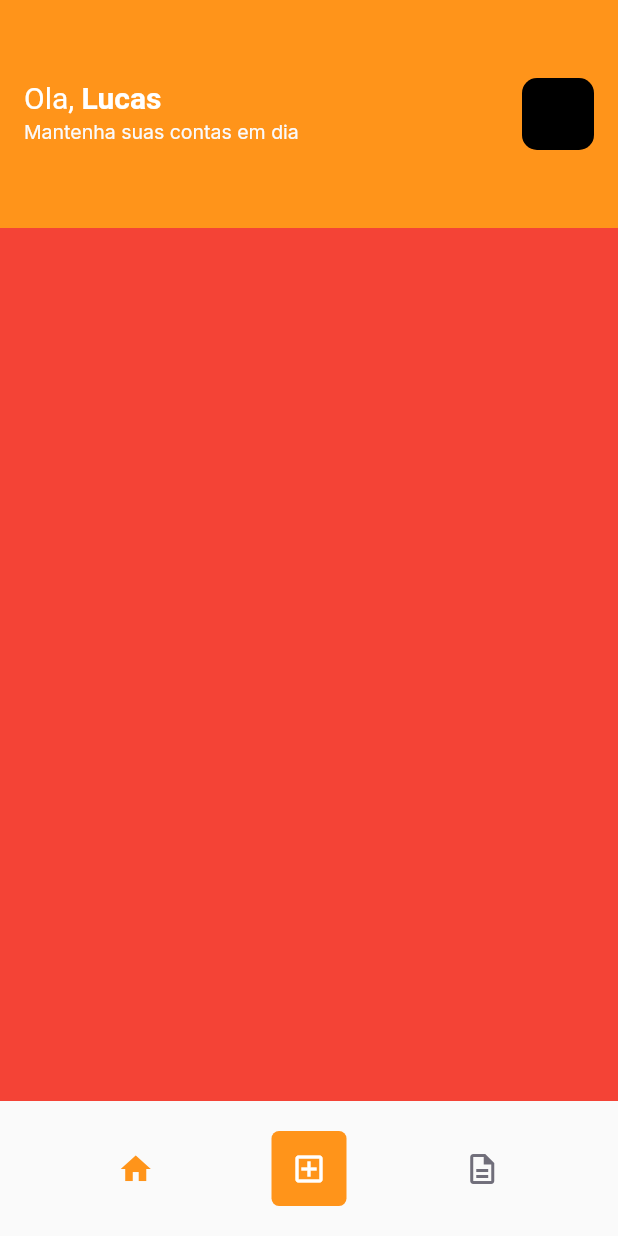
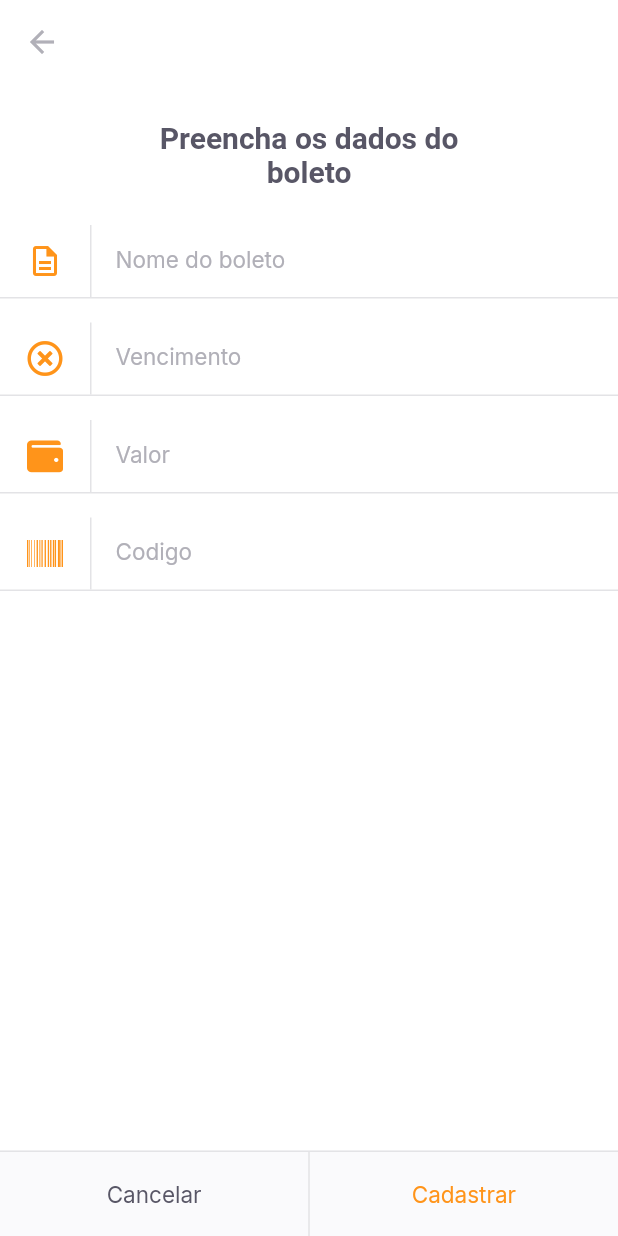
Before and after one commit to lucasantos603/PayFlow, a Flutter app: the HomePage screen opened by its route, after a tap on the "add box" icon, on a phone screen of 412 x 824 dp. Run offline on Flutter 3.47's test engine with Material 2 defaults, Android fonts, the phone set to English and light mode, and no system bars; our stand-ins replace camera, firebase_core, font_awesome_flutter, google_fonts, google_sign_in, image_picker and 1 more; missing offline and left inert: google_ml_kit; accounts and stored records are empty.

Commit message:
aula 4 + fix

```diff
--- a/lib/modules/home/home_page.dart
+++ b/lib/modules/home/home_page.dart
@@ -66,8 +66,8 @@ class _HomePageState extends State<HomePage> {
 
             GestureDetector(
               onTap: (){
-                print("clicou");
-                // controller.setPage();
+                // Navigator.pushNamed(context, "/barcode_scanner");
+                Navigator.pushNamed(context, "/insert_boleto");
               },
               child: Container(
                 width: 50,
--- /dev/null
+++ b/lib/modules/insert_boleto/insert_boleto_page.dart
@@ -0,0 +1,55 @@
+import 'package:flutter/material.dart';
+import 'package:payflow/shared/themes/app_colors.dart';
+import 'package:payflow/shared/themes/app_text_styles.dart';
+import 'package:payflow/shared/widget/input_text/input_text_widget.dart';
+import 'package:font_awesome_flutter/font_awesome_flutter.dart';
+import 'package:payflow/shared/widget/set_label_button/set_label_button_widget.dart';
+
+class InsertBoletoPage extends StatelessWidget {
+  const InsertBoletoPage({Key? key}) : super(key: key);
+
+  @override
+  Widget build(BuildContext context) {
+    return Scaffold(
+      backgroundColor: AppColors.background,
+      appBar: AppBar(
+        leading: const BackButton(
+          color: AppColors.input,
+        ),
+        backgroundColor: AppColors.background,
+        elevation: 0,
+      ),
+      body: Column(
+        crossAxisAlignment: CrossAxisAlignment.center,
+        children: [
+          Padding(
+            padding: const EdgeInsets.symmetric(horizontal: 93, vertical: 24),
+            child: Text(
+              "Preencha os dados do boleto",
+              style: TextStyles.titleBoldHeading,
+              textAlign: TextAlign.center,
+            ),
+          ),
+          InputTextWidget(
+              label: "Nome do boleto",
+              icon: Icons.description_outlined,
+              onChanged: (value) {}),
+          InputTextWidget(
+              label: "Vencimento",
+              icon: FontAwesomeIcons.timesCircle,
+              onChanged: (value) {}),
+          InputTextWidget(
+              label: "Valor",
+              icon: FontAwesomeIcons.wallet,
+              onChanged: (value) {}),
+          InputTextWidget(
+              label: "Codigo",
+              icon: FontAwesomeIcons.barcode,
+              onChanged: (value) {}),
+        ],
+      ),
+      bottomNavigationBar: setLabelButton(primaryLabel: "Cancelar", primaryOnPressed: (){}, secundaryLabel: "Cadastrar", secundaryOnPressed: (){}, enableSecondaryColor: true,)
+
+    );
+  }
+}
--- a/lib/shared/themes/app_colors.dart
+++ b/lib/shared/themes/app_colors.dart
@@ -9,4 +9,5 @@ class AppColors {
   static const stroke = Color(0xFFE3E3E6);
   static const shape = Color(0xFFFAFAFC);
   static const background = Color(0xFFFFFFFF);
+  static const input = Color(0xFFB1B0B8);
 }
--- a/lib/shared/themes/app_text_styles.dart
+++ b/lib/shared/themes/app_text_styles.dart
@@ -78,6 +78,13 @@ class TextStyles {
     fontWeight: FontWeight.w700,
     color: AppColors.background,
   );
+
+  static final input = GoogleFonts.inter(
+    fontSize: 15,
+    fontWeight: FontWeight.w400,
+    color: AppColors.input,
+  );
+
   static final captionBackground = GoogleFonts.inter(
     fontSize: 13,
     fontWeight: FontWeight.w400,
--- /dev/null
+++ b/lib/shared/widget/divider_vertical/divider_vertical_widget.dart
@@ -0,0 +1,15 @@
+import 'package:flutter/material.dart';
+import 'package:payflow/shared/themes/app_colors.dart';
+
+class DividerVerticalWidget extends StatelessWidget {
+  const DividerVerticalWidget({ Key? key }) : super(key: key);
+
+  @override
+  Widget build(BuildContext context) {
+    return Container(
+      width: 1,
+      height: double.maxFinite,
+      color: AppColors.stroke
+    );
+  }
+}
--- /dev/null
+++ b/lib/shared/widget/input_text/input_text_widget.dart
@@ -0,0 +1,59 @@
+import 'package:flutter/material.dart';
+import 'package:payflow/shared/themes/app_colors.dart';
+import 'package:payflow/shared/themes/app_text_styles.dart';
+
+class InputTextWidget extends StatelessWidget {
+  final String label;
+  final IconData icon;
+  final String? initialValue;
+  final String? Function(String?)? validator;
+  final TextEditingController? controller;
+  final void Function(String value) onChanged;
+
+  const InputTextWidget(
+      {Key? key,
+      required this.label,
+      required this.icon,
+      this.initialValue,
+      this.validator,
+      this.controller,
+      required this.onChanged})
+      : super(key: key);
+
+  @override
+  Widget build(BuildContext context) {
+    return Padding(
+      padding: const EdgeInsets.only(bottom: 16),
+      child: Column(
+        children: [
+          TextFormField(
+            initialValue: initialValue,
+            onChanged: onChanged,
+            validator: validator,
+            style: TextStyles.input,
+            decoration: InputDecoration(
+                labelText: label,
+                labelStyle: TextStyles.input,
+                contentPadding: EdgeInsets.zero,
+                icon: Row(
+                  mainAxisSize: MainAxisSize.min,
+                  children: [
+                    Padding(
+                      padding: const EdgeInsets.symmetric(horizontal: 18),
+                      child: Icon(icon, color: AppColors.primary),
+                    ),
+                    Container(
+                      width: 1,
+                      height: 48,
+                      color: AppColors.stroke,
+                    )
+                  ],
+                ),
+                border: InputBorder.none),
+          ),
+          Divider(height: 1, thickness: 1, color: AppColors.stroke),
+        ],
+      ),
+    );
+  }
+}
--- /dev/null
+++ b/lib/shared/widget/label_button/label_button.dart
@@ -0,0 +1,15 @@
+import 'package:flutter/material.dart';
+import 'package:payflow/shared/themes/app_text_styles.dart';
+
+class LabelButton extends StatelessWidget {
+  final String label;
+  final VoidCallback onPressed;
+  final TextStyle? styles;
+
+  const LabelButton({Key? key, required this.label,  this.styles, required this.onPressed}) : super(key: key);
+
+  @override
+  Widget build(BuildContext context) {
+    return Container(height: 56, child: TextButton(onPressed: onPressed, child: Text(label, style: styles ?? TextStyles.buttonHeading,)));
+  }
+}
--- /dev/null
+++ b/lib/shared/widget/set_label_button/set_label_button_widget.dart
@@ -0,0 +1,46 @@
+import 'package:flutter/material.dart';
+import 'package:payflow/shared/themes/app_colors.dart';
+import 'package:payflow/shared/themes/app_text_styles.dart';
+import 'package:payflow/shared/widget/divider_vertical/divider_vertical_widget.dart';
+import 'package:payflow/shared/widget/label_button/label_button.dart';
+// import 'package:payflow/shared/widget/social_login/label_button/label_button.dart';
+
+class setLabelButton extends StatelessWidget {
+  final String primaryLabel;
+  final VoidCallback primaryOnPressed;
+  final String secundaryLabel;
+  final VoidCallback secundaryOnPressed;
+  final bool enablePrimaryColor;
+  final bool enableSecondaryColor;
+
+  const setLabelButton({ Key? key, required this.primaryLabel, required this.primaryOnPressed, required this.secundaryLabel, required this.secundaryOnPressed,  this.enablePrimaryColor=false, this.enableSecondaryColor=false }) : super(key: key);
+
+  @override
+  Widget build(BuildContext context) {
+    return Container(
+      color: AppColors.shape,
+        height: 57,
+        child: Column(
+          mainAxisSize: MainAxisSize.min,
+          children: [
+            Divider(
+              thickness: 1,
+              height: 1,
+              color: AppColors.stroke
+            ),
+
+            Container(
+               height: 56,
+              child: Row(
+                children: [
+                  Expanded(child: LabelButton(label: primaryLabel, onPressed: primaryOnPressed, styles: enablePrimaryColor ? TextStyles.buttonPrimary: null)),
+                  DividerVerticalWidget(),
+                  Expanded(child: LabelButton(label: secundaryLabel, onPressed: secundaryOnPressed, styles: enableSecondaryColor ? TextStyles.buttonPrimary: null)),
+                ],
+              ),
+            ),
+          ],
+        ),
+      );
+  }
+}
--- a/pubspec.yaml
+++ b/pubspec.yaml
@@ -17,9 +17,12 @@ dependencies:
   shared_preferences: ^2.0.8
   shared_preferences_web: ^2.0.2
   google_ml_kit: ^0.7.3
-  camera: ^0.9.4+5
+  # camera: ^0.9.4+5
+  camera: ^0.8.1+3
   image_picker: ^0.8.4+4
   image_picker_for_web: ^2.1.4
+  font_awesome_flutter: ^9.2.0
+  # camera_web: ^0.2.1+1
 
 dev_dependencies:
   flutter_test:
```
Also changed, not shown: lib/app_widget.dart (+18 -2 lines), lib/modules/barcode_scanner/barcode_scanner_controler.dart (added, +120 -0 lines), lib/modules/barcode_scanner/barcode_scanner_page.dart (added, +129 -0 lines), lib/modules/barcode_scanner/barcode_scanner_status.dart (added, +44 -0 lines), lib/shared/widget/bottom_sheet_widget/bottom_sheet_widget.dart (added, +59 -0 lines), pubspec.lock.
